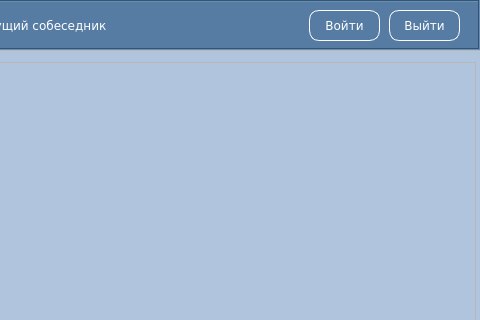
First picture: the form in VKMessenger/VKMessenger/messengerwindow.ui, repository petrenko-alex/vk-messenger, before the edit; both pictures show x 631 to 1111 and y 0 to 320 of the 1111 by 674 pixel window.
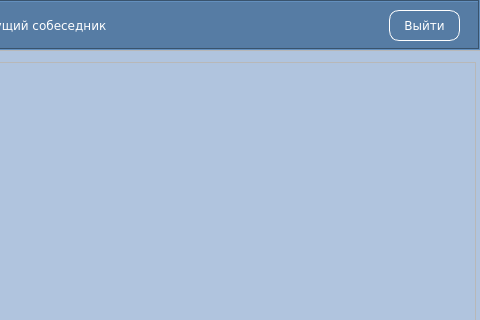
Second picture: the form after the edit.

Commit message: Добавлены слоты на кнопки отправить сообщение и выйти.

The edit to the form file:
```diff
--- a/VKMessenger/VKMessenger/messengerwindow.ui
+++ b/VKMessenger/VKMessenger/messengerwindow.ui
@@ -464,154 +464,6 @@
       <string>Фамилия Имя</string>
      </property>
     </widget>
-    <widget class="QPushButton" name="loginB">
-     <property name="geometry">
-      <rect>
-       <x>940</x>
-       <y>10</y>
-       <width>71</width>
-       <height>31</height>
-      </rect>
-     </property>
-     <property name="minimumSize">
-      <size>
-       <width>71</width>
-       <height>31</height>
-      </size>
-     </property>
-     <property name="maximumSize">
-      <size>
-       <width>71</width>
-       <height>31</height>
-      </size>
-     </property>
-     <property name="palette">
-      <palette>
-       <active>
-        <colorrole role="Button">
-         <brush brushstyle="SolidPattern">
-          <color alpha="255">
-           <red>86</red>
-           <green>124</green>
-           <blue>164</blue>
-          </color>
-         </brush>
-        </colorrole>
-        <colorrole role="ButtonText">
-         <brush brushstyle="SolidPattern">
-          <color alpha="255">
-           <red>255</red>
-           <green>255</green>
-           <blue>255</blue>
-          </color>
-         </brush>
-        </colorrole>
-        <colorrole role="Base">
-         <brush brushstyle="SolidPattern">
-          <color alpha="255">
-           <red>86</red>
-           <green>124</green>
-           <blue>164</blue>
-          </color>
-         </brush>
-        </colorrole>
-        <colorrole role="Window">
-         <brush brushstyle="SolidPattern">
-          <color alpha="255">
-           <red>86</red>
-           <green>124</green>
-           <blue>164</blue>
-          </color>
-         </brush>
-        </colorrole>
-       </active>
-       <inactive>
-        <colorrole role="Button">
-         <brush brushstyle="SolidPattern">
-          <color alpha="255">
-           <red>86</red>
-           <green>124</green>
-           <blue>164</blue>
-          </color>
-         </brush>
-        </colorrole>
-        <colorrole role="ButtonText">
-         <brush brushstyle="SolidPattern">
-          <color alpha="255">
-           <red>255</red>
-           <green>255</green>
-           <blue>255</blue>
-          </color>
-         </brush>
-        </colorrole>
-        <colorrole role="Base">
-         <brush brushstyle="SolidPattern">
-          <color alpha="255">
-           <red>86</red>
-           <green>124</green>
-           <blue>164</blue>
-          </color>
-         </brush>
-        </colorrole>
-        <colorrole role="Window">
-         <brush brushstyle="SolidPattern">
-          <color alpha="255">
-           <red>86</red>
-           <green>124</green>
-           <blue>164</blue>
-          </color>
-         </brush>
-        </colorrole>
-       </inactive>
-       <disabled>
-        <colorrole role="Button">
-         <brush brushstyle="SolidPattern">
-          <color alpha="255">
-           <red>86</red>
-           <green>124</green>
-           <blue>164</blue>
-          </color>
-         </brush>
-        </colorrole>
-        <colorrole role="ButtonText">
-         <brush brushstyle="SolidPattern">
-          <color alpha="255">
-           <red>120</red>
-           <green>120</green>
-           <blue>120</blue>
-          </color>
-         </brush>
-        </colorrole>
-        <colorrole role="Base">
-         <brush brushstyle="SolidPattern">
-          <color alpha="255">
-           <red>86</red>
-           <green>124</green>
-           <blue>164</blue>
-          </color>
-         </brush>
-        </colorrole>
-        <colorrole role="Window">
-         <brush brushstyle="SolidPattern">
-          <color alpha="255">
-           <red>86</red>
-           <green>124</green>
-           <blue>164</blue>
-          </color>
-         </brush>
-        </colorrole>
-       </disabled>
-      </palette>
-     </property>
-     <property name="font">
-      <font>
-       <family>Verdana</family>
-      </font>
-     </property>
-     <property name="text">
-      <string>Войти</string>
-     </property>
-    </widget>
     <widget class="QPushButton" name="logoutB">
      <property name="geometry">
       <rect>
```
The commit also changes 4 other files.
